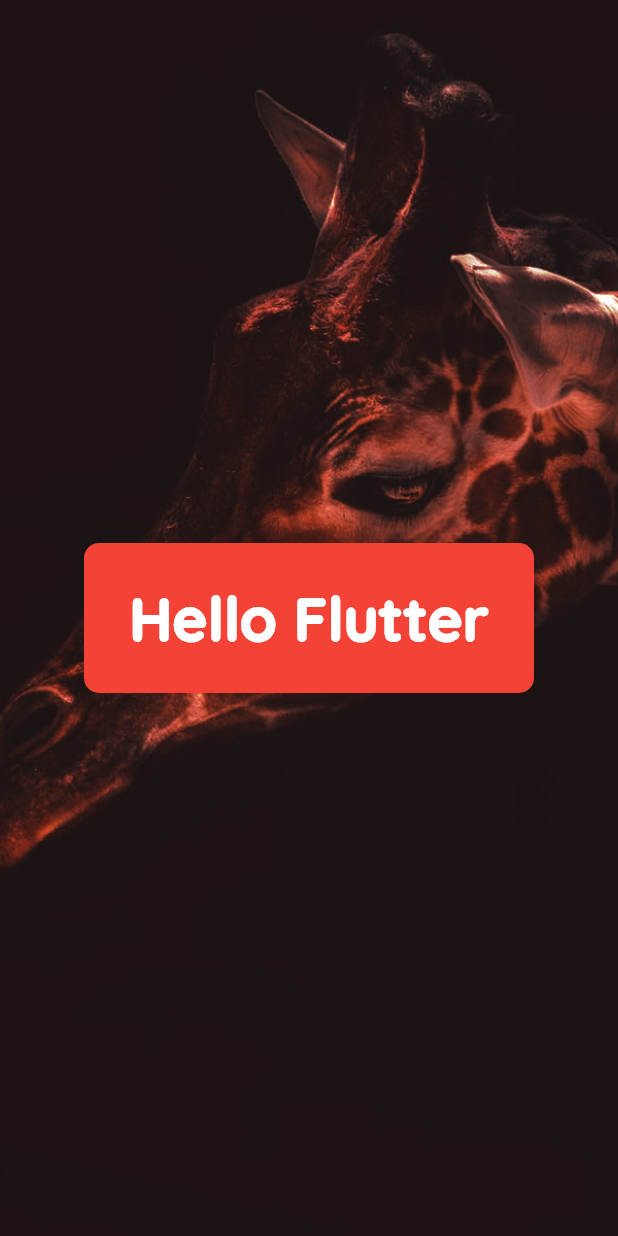
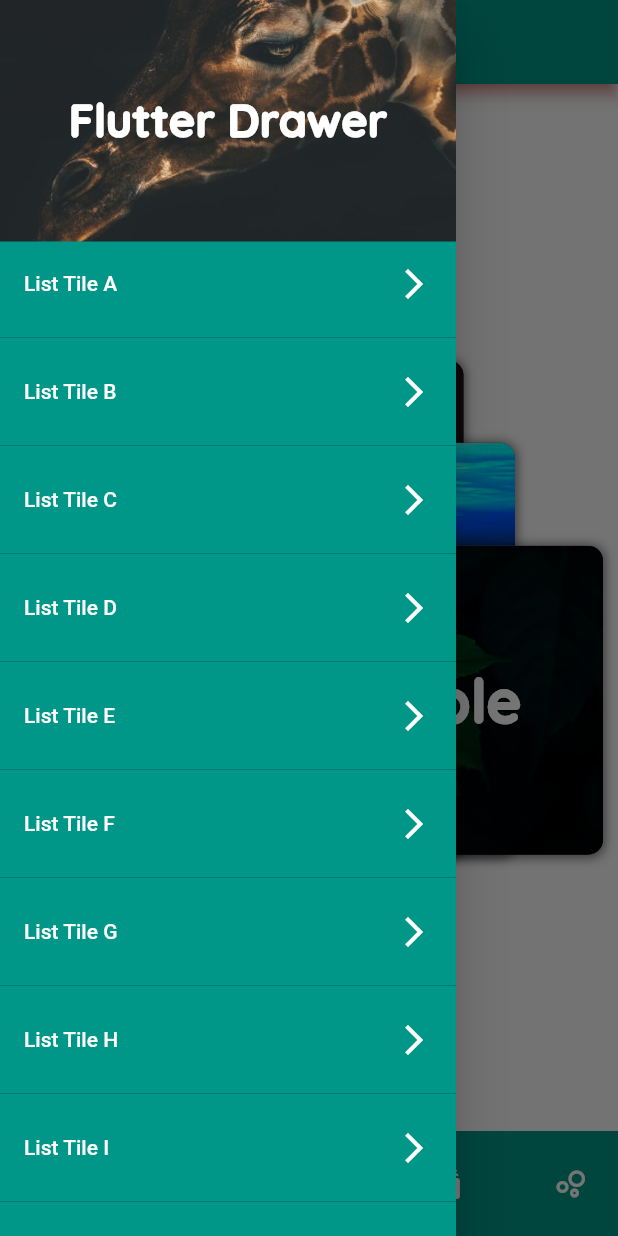
Before and after one commit to partitect/flutter-learning, a Flutter app: the screen it shows after launch, with the side drawer open (before the commit the screen has no drawer), on a phone screen of 412 x 824 dp. Run offline on Flutter 3.47's test engine with Material 2 defaults, Android fonts, the phone set to English and light mode, and no system bars; our stand-ins replace google_fonts.

Commit message:
add stack example and homework

```diff
--- /dev/null
+++ b/lib/components/stack_example.dart
@@ -0,0 +1,299 @@
+import 'package:flutter/material.dart';
+import 'package:google_fonts/google_fonts.dart';
+
+class StackViewExample extends StatefulWidget {
+  @override
+  _StackViewExampleState createState() => _StackViewExampleState();
+}
+
+class _StackViewExampleState extends State<StackViewExample> {
+  final List<String> entries = <String>[
+    'A',
+    'B',
+    'C',
+    'D',
+    "E",
+    "F",
+    "G",
+    "H",
+    "I",
+    "J"
+  ];
+  var bottomNaviIndex = 0;
+  @override
+  Widget build(BuildContext context) {
+    print(bottomNaviIndex);
+    return Scaffold(
+        appBar: AppBar(
+          title: Text("Stack Example"),
+          shadowColor: Colors.red,
+          backgroundColor: Colors.teal,
+        ),
+        drawer: Drawer(
+          child: Container(
+            child: ListView(
+              padding: EdgeInsets.zero,
+              shrinkWrap: true,
+              children: [
+                DrawerHeader(
+                  padding: EdgeInsets.all(0),
+                  margin: EdgeInsets.zero,
+                  decoration: BoxDecoration(
+                    image: DecorationImage(
+                      image: AssetImage("assets/img/5.jpeg"),
+                      fit: BoxFit.cover,
+                    ),
+                    color: Colors.blue,
+                  ),
+                  child: Container(
+                    child: Center(
+                      child: Text(
+                        'Flutter Drawer',
+                        style: GoogleFonts.quicksand(
+                          textStyle: TextStyle(
+                            color: Colors.white,
+                            fontSize: 30,
+                            fontWeight: FontWeight.w900,
+                          ),
+                        ),
+                      ),
+                    ),
+                  ),
+                ),
+                Container(
+                    width: MediaQuery.of(context).size.width,
+                    height: MediaQuery.of(context).size.height,
+                    color: Colors.teal,
+                    child: ListView.separated(
+                      separatorBuilder: (context, index) => Divider(
+                        color: Colors.black.withOpacity(.2),
+                      ),
+                      padding: EdgeInsets.zero,
+                      itemCount: entries.length,
+                      itemBuilder: (context, index) => Padding(
+                        padding: EdgeInsets.all(0),
+                        child: ListTile(
+                          title: Text(
+                            "List Tile ${entries[index]}",
+                            style: TextStyle(color: Colors.white),
+                          ),
+                          trailing: Icon(
+                            Icons.arrow_forward_ios,
+                            color: Colors.white,
+                          ),
+                        ),
+                      ),
+                    )),
+              ],
+            ),
+          ),
+        ),
+        body: Center(
+          child: Container(
+            padding: EdgeInsets.all(10),
+            child: Stack(
+              alignment: bottomNaviIndex == 0
+                  ? Alignment.bottomCenter
+                  : bottomNaviIndex == 1
+                      ? Alignment.bottomLeft
+                      : bottomNaviIndex == 2
+                          ? Alignment.topCenter
+                          : bottomNaviIndex == 3
+                              ? Alignment.topLeft
+                              : Alignment.bottomRight,
+              children: [
+                Container(
+                  decoration: BoxDecoration(
+                    color: Colors.brown,
+                    borderRadius: BorderRadius.all(
+                      Radius.circular(10),
+                    ),
+                    boxShadow: [
+                      BoxShadow(
+                        color: Colors.black.withOpacity(.5),
+                        blurRadius: 5,
+                        offset: Offset(0, 1),
+                        spreadRadius: 1,
+                      )
+                    ],
+                    image: DecorationImage(
+                      image: AssetImage("assets/img/5.jpeg"),
+                      fit: BoxFit.cover,
+                      colorFilter: ColorFilter.mode(
+                        Colors.red.withOpacity(.5),
+                        BlendMode.colorBurn,
+                      ),
+                    ),
+                  ),
+                  width: MediaQuery.of(context).size.width / 2,
+                  height: MediaQuery.of(context).size.height / 2.5,
+                  child: Center(
+                    child: Text(
+                      'Hello Flutter',
+                      style: GoogleFonts.quicksand(
+                        textStyle: TextStyle(
+                            color: Colors.white,
+                            fontSize: 40,
+                            fontWeight: FontWeight.w900),
+                      ),
+                    ),
+                  ),
+                ),
+                Container(
+                  decoration: BoxDecoration(
+                    color: Colors.brown,
+                    borderRadius: BorderRadius.all(
+                      Radius.circular(10),
+                    ),
+                    boxShadow: [
+                      BoxShadow(
+                        color: Colors.black.withOpacity(.5),
+                        blurRadius: 5,
+                        offset: Offset(0, 1),
+                        spreadRadius: 1,
+                      )
+                    ],
+                    image: DecorationImage(
+                      image: AssetImage("assets/img/3.jpeg"),
+                      fit: BoxFit.cover,
+                      colorFilter: ColorFilter.mode(
+                        Colors.red.withOpacity(.5),
+                        BlendMode.colorBurn,
+                      ),
+                    ),
+                  ),
+                  width: MediaQuery.of(context).size.width / 1.5,
+                  height: MediaQuery.of(context).size.height / 3,
+                  child: Center(child: Text("TeKa")),
+                ),
+                Container(
+                  decoration: BoxDecoration(
+                    color: Colors.brown,
+                    borderRadius: BorderRadius.all(
+                      Radius.circular(10),
+                    ),
+                    boxShadow: [
+                      BoxShadow(
+                        color: Colors.black.withOpacity(.5),
+                        blurRadius: 5,
+                        offset: Offset(0, 1),
+                        spreadRadius: 1,
+                      )
+                    ],
+                    image: DecorationImage(
+                      image: AssetImage("assets/img/2.jpeg"),
+                      fit: BoxFit.cover,
+                      colorFilter: ColorFilter.mode(
+                        Colors.red.withOpacity(.5),
+                        BlendMode.colorBurn,
+                      ),
+                    ),
+                  ),
+                  width: MediaQuery.of(context).size.width,
+                  height: MediaQuery.of(context).size.height / 4,
+                  child: Center(
+                    child: Text(
+                      'Stack Example',
+                      style: GoogleFonts.quicksand(
+                        textStyle: TextStyle(
+                            color: Colors.white,
+                            fontSize: 40,
+                            fontWeight: FontWeight.w900),
+                      ),
+                    ),
+                  ),
+                ),
+              ],
+            ),
+          ),
+        ),
+        bottomNavigationBar: Container(
+          padding: EdgeInsets.symmetric(horizontal: 20, vertical: 10),
+          height: 70,
+          color: Colors.teal,
+          child: Row(
+            mainAxisAlignment: MainAxisAlignment.spaceBetween,
+            children: [
+              Container(
+                child: InkWell(
+                  onTap: () {
+                    setState(() {
+                      bottomNaviIndex = 0;
+                    });
+                  },
+                  child: Icon(
+                    Icons.face_outlined,
+                    color: Colors.white,
+                  ),
+                ),
+              ),
+              Container(
+                child: InkWell(
+                  onTap: () {
+                    setState(() {
+                      bottomNaviIndex = 1;
+                    });
+                  },
+                  child: Icon(
+                    Icons.lightbulb_outline,
+                    color: Colors.white,
+                  ),
+                ),
+              ),
+              Container(
+                padding: EdgeInsets.only(bottom: 10, top: 8),
+                transform: Matrix4.translationValues(0.0, -30.0, 0.0),
+                width: 50,
+                height: 50,
+                decoration: BoxDecoration(
+                  color: Colors.teal,
+                  borderRadius: BorderRadius.all(
+                    Radius.circular(25),
+                  ),
+                  border:
+                      Border.all(width: 3.0, color: const Color(0xFFFFFFFF)),
+                ),
+                child: InkWell(
+                  onTap: () {
+                    setState(() {
+                      bottomNaviIndex = 2;
+                    });
+                  },
+                  child: Icon(
+                    Icons.local_fire_department_outlined,
+                    color: Colors.white,
+                    size: 30,
+                  ),
+                ),
+              ),
+              Container(
+                child: InkWell(
+                  onTap: () {
+                    setState(() {
+                      bottomNaviIndex = 3;
+                    });
+                  },
+                  child: Icon(
+                    Icons.batch_prediction_outlined,
+                    color: Colors.white,
+                  ),
+                ),
+              ),
+              Container(
+                child: InkWell(
+                  onTap: () {
+                    setState(() {
+                      bottomNaviIndex = 4;
+                    });
+                  },
+                  child: Icon(
+                    Icons.bubble_chart_outlined,
+                    color: Colors.white,
+                  ),
+                ),
+              ),
+            ],
+          ),
+        ));
+  }
+}
--- a/lib/main.dart
+++ b/lib/main.dart
@@ -1,4 +1,5 @@
 import 'package:flutter/material.dart';
+import 'package:flutter_application_1/components/stack_example.dart';
 import 'package:flutter_application_1/stack_example.dart';
 import 'drawer_example.dart';
 
@@ -11,12 +12,11 @@ class MyApp extends StatelessWidget {
   Widget build(BuildContext context) {
     return MaterialApp(
       debugShowCheckedModeBanner: false,
-      home: StackPageViee(),
+      home: StackViewExample(),
     );
   }
 }
 
-
 //1 => Bottom App Bar 5 Icon olsun. Iconların her biri bir containeri aktif etsin ve containerler bir image a sahip olsun
 //2=> Drawer olsun drawer header kısmına kendi containerinizi yerleştirin
 //3=> Stack olsun 3 Resmi alt alta gösterelim, resimler üst üste binecek ve üzerilerinden taşacak
```
